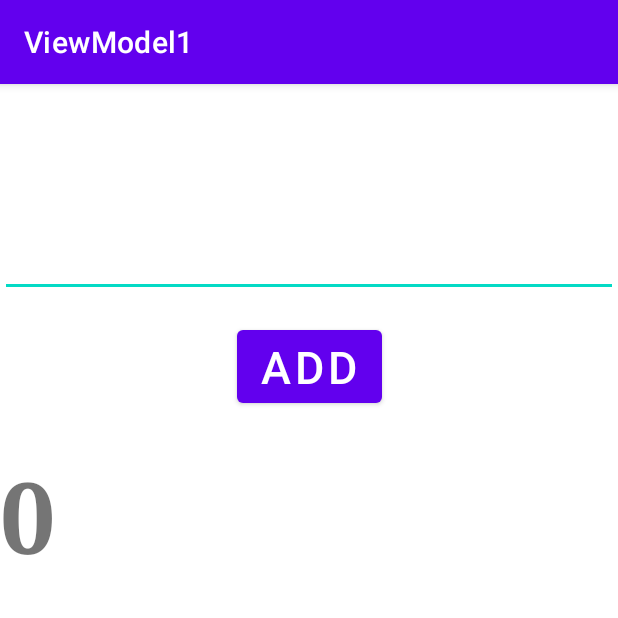
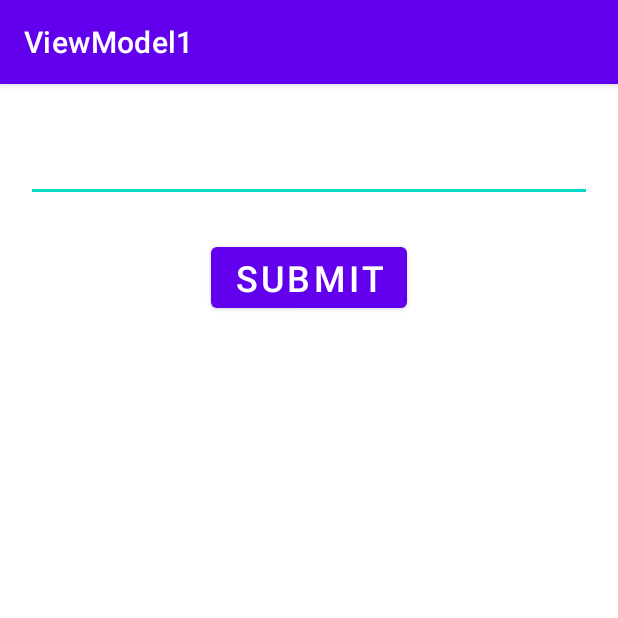
Before and after one commit to Rasil10/JetpackLibraryLearning, an Android app: the screen it shows after launch (MainActivity), on a phone screen of 412 x 824 dp, the top half of it. Run offline under Robolectric (Android 15) with nearby library versions, the phone set to English and light mode, and no system bars; our stand-ins replace data binding.

Commit message:
navigation learning 1

```diff
--- /dev/null
+++ b/app/src/main/java/com/rasil/viewmodel1/HomeFragment.kt
@@ -0,0 +1,42 @@
+package com.rasil.viewmodel1
+
+import android.os.Bundle
+import android.text.TextUtils
+import android.view.LayoutInflater
+import android.view.View
+import android.view.ViewGroup
+import android.widget.Toast
+import androidx.core.os.bundleOf
+import androidx.databinding.DataBindingUtil
+import androidx.fragment.app.Fragment
+import androidx.navigation.findNavController
+import com.rasil.viewmodel1.databinding.FragmentHomeBinding
+
+class HomeFragment : Fragment() {
+
+    lateinit var binding: FragmentHomeBinding
+    override fun onCreate(savedInstanceState: Bundle?) {
+        super.onCreate(savedInstanceState)
+    }
+
+    override fun onCreateView(
+        inflater: LayoutInflater, container: ViewGroup?,
+        savedInstanceState: Bundle?
+    ): View? {
+        binding = DataBindingUtil.inflate(inflater, R.layout.fragment_home, container, false)
+        return binding.root
+    }
+
+    override fun onViewCreated(view: View, savedInstanceState: Bundle?) {
+        super.onViewCreated(view, savedInstanceState)
+        binding.button.setOnClickListener {
+            if (!TextUtils.isEmpty(binding.editText.text.toString())) {
+                val bundle: Bundle = bundleOf("userInput" to binding.editText.text.toString())
+                it.findNavController().navigate(R.id.action_homeFragment_to_secondFragment, bundle)
+            } else {
+                Toast.makeText(requireContext(), "No value Inserted", Toast.LENGTH_SHORT).show()
+            }
+        }
+    }
+
+}
--- a/app/src/main/java/com/rasil/viewmodel1/MainActivity.kt
+++ b/app/src/main/java/com/rasil/viewmodel1/MainActivity.kt
@@ -8,20 +8,10 @@ import com.rasil.viewmodel1.databinding.ActivityMainBinding
 
 class MainActivity : AppCompatActivity() {
     private lateinit var binding: ActivityMainBinding
-    private lateinit var viewModel: MainActivityViewModel
-    private lateinit var viewModelFactory: MainActivityViewModelFactory
 
     override fun onCreate(savedInstanceState: Bundle?) {
         super.onCreate(savedInstanceState)
         binding = DataBindingUtil.setContentView(this, R.layout.activity_main)
-        viewModelFactory = MainActivityViewModelFactory(100)
-        viewModel = ViewModelProvider(this, viewModelFactory).get(MainActivityViewModel::class.java)
 
-        with(binding) {
-            viewModel = viewModel
-            lifecycleOwner = this@MainActivity
-
-
-        }
     }
 }
--- a/app/src/main/java/com/rasil/viewmodel1/MainActivityViewModel.kt
+++ /dev/null
@@ -1,18 +0,0 @@
-package com.rasil.viewmodel1
-
-import androidx.databinding.Bindable
-import androidx.lifecycle.MutableLiveData
-import androidx.lifecycle.ViewModel
-
-class MainActivityViewModel(startingTotal : Int) : ViewModel() {
-
-    val total = MutableLiveData<Int>()
-
-    @Bindable
-    val inputText = MutableLiveData<String>()
-
-    fun updateCount(){
-        total.value = (total.value)?.plus(inputText.value!!.toInt())
-    }
-
-}
--- a/app/src/main/java/com/rasil/viewmodel1/MainActivityViewModelFactory.kt
+++ /dev/null
@@ -1,12 +0,0 @@
-package com.rasil.viewmodel1
-
-import androidx.lifecycle.ViewModel
-import androidx.lifecycle.ViewModelProvider
-
-class MainActivityViewModelFactory(private val startingTotal : Int) : ViewModelProvider.Factory {
-    override fun <T : ViewModel> create(modelClass: Class<T>): T {
-        if(modelClass.isAssignableFrom(MainActivityViewModel::class.java))
-            return MainActivityViewModel(startingTotal) as T
-        throw IllegalArgumentException("Unknown View Model Class")
-    }
-}
--- /dev/null
+++ b/app/src/main/java/com/rasil/viewmodel1/SecondFragment.kt
@@ -0,0 +1,36 @@
+package com.rasil.viewmodel1
+
+import android.os.Bundle
+import android.view.LayoutInflater
+import android.view.View
+import android.view.ViewGroup
+import androidx.core.os.bundleOf
+import androidx.databinding.DataBindingUtil
+import androidx.fragment.app.Fragment
+import com.rasil.viewmodel1.databinding.FragmentSecondBinding
+
+class SecondFragment : Fragment() {
+
+    lateinit var binding: FragmentSecondBinding
+
+    override fun onCreate(savedInstanceState: Bundle?) {
+        super.onCreate(savedInstanceState)
+
+    }
+
+    override fun onCreateView(
+        inflater: LayoutInflater, container: ViewGroup?,
+        savedInstanceState: Bundle?
+    ): View? {
+        binding = DataBindingUtil.inflate(inflater, R.layout.fragment_second, container, false)
+        return binding.root
+    }
+
+    override fun onViewCreated(view: View, savedInstanceState: Bundle?) {
+        super.onViewCreated(view, savedInstanceState)
+
+        var input:String? = requireArguments().getString("userInput")
+        binding.userInputTv.text = input
+    }
+
+}
--- /dev/null
+++ b/app/src/main/res/anim/slide_in_left.xml
@@ -0,0 +1,6 @@
+<?xml version="1.0" encoding="utf-8"?>
+<set xmlns:android="http://schemas.android.com/apk/res/android"
+    android:shareInterpolator="false" >
+    <translate android:duration="1000" android:fromXDelta="-100%" android:toXDelta="0%"/>
+    <alpha android:duration="1000" android:fromAlpha="0.0" android:toAlpha="1.0" />
+</set>
--- /dev/null
+++ b/app/src/main/res/anim/slide_in_right.xml
@@ -0,0 +1,6 @@
+<?xml version="1.0" encoding="utf-8"?>
+<set xmlns:android="http://schemas.android.com/apk/res/android"
+    android:shareInterpolator="false" >
+    <translate android:duration="1000" android:fromXDelta="-100%" android:toXDelta="0%"/>
+    <alpha android:duration="1000" android:fromAlpha="0.0" android:toAlpha="1.0" />
+</set>
--- /dev/null
+++ b/app/src/main/res/anim/slide_out_left.xml
@@ -0,0 +1,6 @@
+<?xml version="1.0" encoding="utf-8"?>
+<set xmlns:android="http://schemas.android.com/apk/res/android"
+    android:shareInterpolator="false" >
+    <translate android:duration="1000" android:fromXDelta="0%" android:toXDelta="-100%"/>
+    <alpha android:duration="1000" android:fromAlpha="1.0" android:toAlpha="0.0" />
+</set>
--- /dev/null
+++ b/app/src/main/res/anim/slide_out_right.xml
@@ -0,0 +1,6 @@
+<?xml version="1.0" encoding="utf-8"?>
+<set xmlns:android="http://schemas.android.com/apk/res/android"
+    android:shareInterpolator="false" >
+    <translate android:duration="1000" android:fromXDelta="0%" android:toXDelta="100%"/>
+    <alpha android:duration="1000" android:fromAlpha="1.0" android:toAlpha="0.0" />
+</set>
--- a/app/src/main/res/layout/activity_main.xml
+++ b/app/src/main/res/layout/activity_main.xml
@@ -3,53 +3,26 @@
     xmlns:app="http://schemas.android.com/apk/res-auto"
     xmlns:tools="http://schemas.android.com/tools">
 
-    <data>
-        <variable
-            name="viewModel"
-            type="com.rasil.viewmodel1.MainActivityViewModel" />
-    </data>
     <androidx.constraintlayout.widget.ConstraintLayout
         android:layout_width="match_parent"
         android:layout_height="match_parent"
         tools:context=".MainActivity">
 
-        <EditText
-            android:id="@+id/numberET"
+
+        <androidx.fragment.app.FragmentContainerView
+            android:id="@+id/fragmentContainerView"
+            android:name="androidx.navigation.fragment.NavHostFragment"
             android:layout_width="0dp"
-            android:layout_height="wrap_content"
-            android:textSize="66sp"
-            android:textStyle="bold"
-            android:typeface="serif"
-            android:text="@={viewModel.inputText}"
-            android:layout_marginTop="32dp"
+            android:layout_height="0dp"
+            android:layout_marginStart="1dp"
+            android:layout_marginTop="1dp"
+            android:layout_marginEnd="1dp"
+            android:layout_marginBottom="1dp"
+            app:defaultNavHost="true"
+            app:layout_constraintBottom_toBottomOf="parent"
             app:layout_constraintEnd_toEndOf="parent"
             app:layout_constraintStart_toStartOf="parent"
-            app:layout_constraintTop_toTopOf="parent" />
-
-        <Button
-            android:id="@+id/addButton"
-            android:layout_width="wrap_content"
-            android:layout_height="wrap_content"
-            android:layout_marginTop="16dp"
-            android:text="Add"
-            android:onClick="@{()->viewModel.updateCount()}"
-            android:textSize="30sp"
-            app:layout_constraintEnd_toEndOf="parent"
-            app:layout_constraintHorizontal_bias="0.5"
-            app:layout_constraintStart_toStartOf="parent"
-            app:layout_constraintTop_toBottomOf="@+id/numberET" />
-
-        <TextView
-            android:id="@+id/answerTV"
-            android:layout_width="0dp"
-            android:text="@{String.valueOf(viewModel.total)}"
-            android:layout_height="wrap_content"
-            android:layout_marginTop="24dp"
-            android:textSize="66sp"
-            android:textStyle="bold"
-            android:typeface="serif"
-            app:layout_constraintEnd_toEndOf="parent"
-            app:layout_constraintStart_toStartOf="parent"
-            app:layout_constraintTop_toBottomOf="@+id/addButton" />
+            app:layout_constraintTop_toTopOf="parent"
+            app:navGraph="@navigation/nav_graph" />
     </androidx.constraintlayout.widget.ConstraintLayout>
 </layout>
--- /dev/null
+++ b/app/src/main/res/layout/fragment_home.xml
@@ -0,0 +1,38 @@
+<?xml version="1.0" encoding="utf-8"?>
+<layout>
+
+    <androidx.constraintlayout.widget.ConstraintLayout xmlns:android="http://schemas.android.com/apk/res/android"
+        xmlns:app="http://schemas.android.com/apk/res-auto"
+        xmlns:tools="http://schemas.android.com/tools"
+        android:id="@+id/frameLayout"
+        android:layout_width="match_parent"
+        android:layout_height="match_parent"
+        tools:context=".HomeFragment">
+
+
+        <EditText
+            android:id="@+id/editText"
+            android:layout_width="0dp"
+            android:layout_height="wrap_content"
+            android:layout_marginStart="16dp"
+            android:layout_marginTop="24dp"
+            android:layout_marginEnd="16dp"
+            android:ems="10"
+            android:inputType="textPersonName"
+            android:textSize="24sp"
+            app:layout_constraintEnd_toEndOf="parent"
+            app:layout_constraintStart_toStartOf="parent"
+            app:layout_constraintTop_toTopOf="parent" />
+
+        <Button
+            android:id="@+id/button"
+            android:layout_width="wrap_content"
+            android:layout_height="wrap_content"
+            android:layout_marginTop="24dp"
+            android:text="Submit"
+            android:textSize="24sp"
+            app:layout_constraintEnd_toEndOf="parent"
+            app:layout_constraintStart_toStartOf="parent"
+            app:layout_constraintTop_toBottomOf="@+id/editText" />
+    </androidx.constraintlayout.widget.ConstraintLayout>
+</layout>
--- /dev/null
+++ b/app/src/main/res/layout/fragment_second.xml
@@ -0,0 +1,23 @@
+<?xml version="1.0" encoding="utf-8"?>
+<layout>
+
+    <androidx.constraintlayout.widget.ConstraintLayout xmlns:android="http://schemas.android.com/apk/res/android"
+        xmlns:app="http://schemas.android.com/apk/res-auto"
+        xmlns:tools="http://schemas.android.com/tools"
+        android:layout_width="match_parent"
+        android:layout_height="match_parent"
+        tools:context=".SecondFragment">
+
+        <TextView
+            android:id="@+id/userInputTv"
+            android:layout_width="wrap_content"
+            android:layout_height="wrap_content"
+            android:text="@string/hello_blank_fragment"
+            android:textSize="30sp"
+            app:layout_constraintBottom_toBottomOf="parent"
+            app:layout_constraintEnd_toEndOf="parent"
+            app:layout_constraintStart_toStartOf="parent"
+            app:layout_constraintTop_toTopOf="parent" />
+
+    </androidx.constraintlayout.widget.ConstraintLayout>
+</layout>
--- /dev/null
+++ b/app/src/main/res/navigation/nav_graph.xml
@@ -0,0 +1,26 @@
+<?xml version="1.0" encoding="utf-8"?>
+<navigation xmlns:android="http://schemas.android.com/apk/res/android"
+    xmlns:app="http://schemas.android.com/apk/res-auto"
+    xmlns:tools="http://schemas.android.com/tools"
+    android:id="@+id/nav_graph"
+    app:startDestination="@id/homeFragment">
+
+    <fragment
+        android:id="@+id/homeFragment"
+        android:name="com.rasil.viewmodel1.HomeFragment"
+        android:label="fragment_home"
+        tools:layout="@layout/fragment_home" >
+        <action
+            android:id="@+id/action_homeFragment_to_secondFragment"
+            app:destination="@id/secondFragment"
+            app:enterAnim="@anim/slide_in_left"
+            app:exitAnim="@anim/slide_out_right"
+            app:popEnterAnim="@anim/slide_in_right"
+            app:popExitAnim="@anim/slide_out_left" />
+    </fragment>
+    <fragment
+        android:id="@+id/secondFragment"
+        android:name="com.rasil.viewmodel1.SecondFragment"
+        android:label="fragment_second"
+        tools:layout="@layout/fragment_second" />
+</navigation>
--- a/app/src/main/res/values/strings.xml
+++ b/app/src/main/res/values/strings.xml
@@ -1,3 +1,5 @@
 <resources>
     <string name="app_name">ViewModel1</string>
+    <!-- TODO: Remove or change this placeholder text -->
+    <string name="hello_blank_fragment">Hello blank fragment</string>
 </resources>
--- a/settings.gradle
+++ b/settings.gradle
@@ -11,6 +11,7 @@ dependencyResolutionManagement {
         google()
         mavenCentral()
     }
+
 }
 rootProject.name = "ViewModel1"
 include ':app'
```
Also changed, not shown: app/build.gradle (+11 -2 lines), build.gradle (+7 -0 lines), 1 other file.
